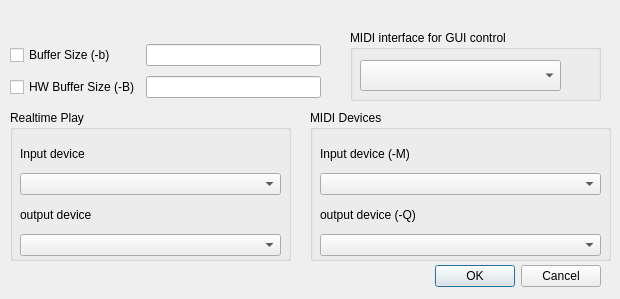
Before: the Qt Designer form QuteApp/settingsdialog.ui in CsoundQt/CsoundQt, drawn with Qt 5.
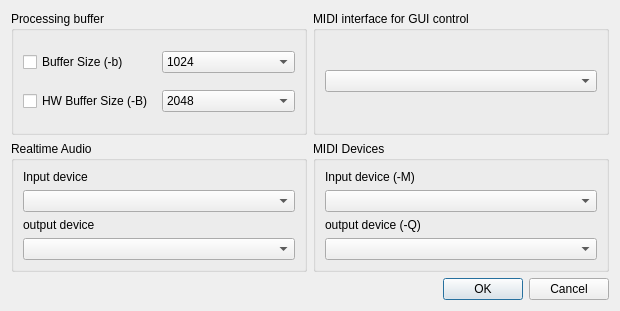
After: the same form once the commit is applied.

Commit message: Adde code to populate MIDI widget control interface selection, but hid it because it is not yet implemented.

What changed in the file:
```diff
--- a/QuteApp/settingsdialog.ui
+++ b/QuteApp/settingsdialog.ui
@@ -7,21 +7,44 @@
     <x>0</x>
     <y>0</y>
     <width>620</width>
-    <height>299</height>
+    <height>311</height>
    </rect>
   </property>
   <property name="windowTitle">
    <string>Dialog</string>
   </property>
+  <layout class="QGridLayout" name="gridLayout">
+   <item row="3" column="0">
+    <widget class="QGroupBox" name="groupBox_2">
+     <property name="title">
+      <string>Realtime Audio</string>
+     </property>
+     <layout class="QGridLayout" name="gridLayout_2">
+      <item row="0" column="0">
+       <widget class="QLabel" name="label_4">
+        <property name="text">
+         <string>Input device</string>
+        </property>
+       </widget>
+      </item>
+      <item row="1" column="0">
+       <widget class="QComboBox" name="audioInComboBox"/>
+      </item>
+      <item row="2" column="0">
+       <widget class="QLabel" name="label_5">
+        <property name="text">
+         <string>output device</string>
+        </property>
+       </widget>
+      </item>
+      <item row="3" column="0">
+       <widget class="QComboBox" name="audioOutComboBox"/>
+      </item>
+     </layout>
+    </widget>
+   </item>
+   <item row="4" column="0" colspan="2">
   <widget class="QDialogButtonBox" name="buttonBox">
-   <property name="geometry">
-    <rect>
-     <x>20</x>
-     <y>260</y>
-     <width>581</width>
-     <height>32</height>
-    </rect>
-   </property>
    <property name="orientation">
     <enum>Qt::Horizontal</enum>
    </property>
@@ -29,135 +52,140 @@
     <set>QDialogButtonBox::Cancel|QDialogButtonBox::Ok</set>
    </property>
   </widget>
-  <widget class="QGroupBox" name="groupBox_2">
-   <property name="geometry">
-    <rect>
-     <x>10</x>
-     <y>110</y>
-     <width>281</width>
-     <height>151</height>
-    </rect>
-   </property>
+   </item>
+   <item row="0" column="0">
+    <widget class="QGroupBox" name="groupBox">
    <property name="title">
-    <string>Realtime Play</string>
-   </property>
-   <widget class="QWidget" name="layoutWidget">
-    <property name="geometry">
-     <rect>
-      <x>10</x>
-      <y>30</y>
-      <width>261</width>
-      <height>116</height>
-     </rect>
-    </property>
-    <layout class="QGridLayout">
-     <item row="2" column="0">
-      <widget class="QLabel" name="label_5">
-       <property name="text">
-        <string>output device</string>
-       </property>
-      </widget>
-     </item>
-     <item row="1" column="0">
-      <widget class="QComboBox" name="audioInComboBox"/>
-     </item>
-     <item row="3" column="0">
-      <widget class="QComboBox" name="audioOutComboBox"/>
-     </item>
+      <string>Processing buffer</string>
+     </property>
+     <layout class="QGridLayout" name="gridLayout_5">
      <item row="0" column="0">
-      <widget class="QLabel" name="label_4">
-       <property name="text">
-        <string>Input device</string>
-       </property>
-      </widget>
-     </item>
-    </layout>
-   </widget>
-  </widget>
-  <widget class="QWidget" name="layoutWidget8">
-   <property name="geometry">
-    <rect>
-     <x>10</x>
-     <y>40</y>
-     <width>311</width>
-     <height>62</height>
-    </rect>
-   </property>
-   <layout class="QGridLayout" name="gridLayout10">
-    <item row="0" column="0">
-     <widget class="QCheckBox" name="BufferSizeCheckBox">
+       <widget class="QCheckBox" name="bufferCheckBox">
       <property name="text">
        <string>Buffer Size (-b)</string>
       </property>
      </widget>
     </item>
-    <item row="0" column="1">
-     <widget class="QLineEdit" name="BufferSizeLineEdit"/>
-    </item>
     <item row="1" column="0">
-     <widget class="QCheckBox" name="HwBufferSizeCheckBox">
+       <widget class="QCheckBox" name="hwBufferCheckBox">
       <property name="text">
        <string>HW Buffer Size (-B)</string>
       </property>
      </widget>
     </item>
+      <item row="0" column="1">
+       <widget class="QComboBox" name="bufferComboBox">
+        <property name="currentIndex">
+         <number>5</number>
+        </property>
+        <item>
+         <property name="text">
+          <string>32</string>
+         </property>
+        </item>
+        <item>
+         <property name="text">
+          <string>64</string>
+         </property>
+        </item>
+        <item>
+         <property name="text">
+          <string>128</string>
+         </property>
+        </item>
+        <item>
+         <property name="text">
+          <string>256</string>
+         </property>
+        </item>
+        <item>
+         <property name="text">
+          <string>512</string>
+         </property>
+        </item>
+        <item>
+         <property name="text">
+          <string>1024</string>
+         </property>
+        </item>
+        <item>
+         <property name="text">
+          <string>2048</string>
+         </property>
+        </item>
+        <item>
+         <property name="text">
+          <string>4096</string>
+         </property>
+        </item>
+        <item>
+         <property name="text">
+          <string>8192</string>
+         </property>
+        </item>
+       </widget>
+      </item>
     <item row="1" column="1">
-     <widget class="QLineEdit" name="HwBufferSizeLineEdit"/>
+       <widget class="QComboBox" name="hwBufferComboBox">
+        <property name="currentIndex">
+         <number>6</number>
+        </property>
+        <item>
+         <property name="text">
+          <string>32</string>
+         </property>
+        </item>
+        <item>
+         <property name="text">
+          <string>64</string>
+         </property>
+        </item>
+        <item>
+         <property name="text">
+          <string>128</string>
+         </property>
+        </item>
+        <item>
+         <property name="text">
+          <string>256</string>
+         </property>
+        </item>
+        <item>
+         <property name="text">
+          <string>512</string>
+         </property>
+        </item>
+        <item>
+         <property name="text">
+          <string>1024</string>
+         </property>
+        </item>
+        <item>
+         <property name="text">
+          <string>2048</string>
+         </property>
+        </item>
+        <item>
+         <property name="text">
+          <string>4096</string>
+         </property>
+        </item>
+        <item>
+         <property name="text">
+          <string>8192</string>
+         </property>
+        </item>
+       </widget>
     </item>
    </layout>
   </widget>
-  <widget class="QGroupBox" name="groupBox_12">
-   <property name="geometry">
-    <rect>
-     <x>350</x>
-     <y>30</y>
-     <width>251</width>
-     <height>71</height>
-    </rect>
-   </property>
-   <property name="title">
-    <string>MIDI interface for GUI control</string>
-   </property>
-   <widget class="QComboBox" name="midiInterfaceComboBox">
-    <property name="geometry">
-     <rect>
-      <x>10</x>
-      <y>30</y>
-      <width>201</width>
-      <height>31</height>
-     </rect>
-    </property>
-   </widget>
-  </widget>
+   </item>
+   <item row="3" column="1">
   <widget class="QGroupBox" name="groupBox_3">
-   <property name="geometry">
-    <rect>
-     <x>310</x>
-     <y>110</y>
-     <width>301</width>
-     <height>151</height>
-    </rect>
-   </property>
    <property name="title">
     <string>MIDI Devices</string>
    </property>
-   <widget class="QWidget" name="layoutWidget">
-    <property name="geometry">
-     <rect>
-      <x>10</x>
-      <y>30</y>
-      <width>281</width>
-      <height>116</height>
-     </rect>
-    </property>
-    <layout class="QGridLayout" name="_3">
-     <item row="2" column="0">
-      <widget class="QLabel" name="label_8">
-       <property name="text">
-        <string>output device (-Q)</string>
-       </property>
-      </widget>
-     </item>
+     <layout class="QGridLayout" name="gridLayout_3">
      <item row="0" column="0">
       <widget class="QLabel" name="label_12">
        <property name="text">
@@ -168,12 +196,32 @@
      <item row="1" column="0">
       <widget class="QComboBox" name="midiInComboBox"/>
      </item>
+      <item row="2" column="0">
+       <widget class="QLabel" name="label_8">
+        <property name="text">
+         <string>output device (-Q)</string>
+        </property>
+       </widget>
+      </item>
      <item row="3" column="0">
       <widget class="QComboBox" name="midiOutComboBox"/>
      </item>
     </layout>
    </widget>
-  </widget>
+   </item>
+   <item row="0" column="1">
+    <widget class="QGroupBox" name="groupBox_12">
+     <property name="title">
+      <string>MIDI interface for GUI control</string>
+     </property>
+     <layout class="QGridLayout" name="gridLayout_4">
+      <item row="0" column="0">
+       <widget class="QComboBox" name="midiInterfaceComboBox"/>
+      </item>
+     </layout>
+    </widget>
+   </item>
+  </layout>
  </widget>
  <resources/>
  <connections>
```
Lines whose indentation alone changed are shown as unchanged. The commit also changes 2 other files.
